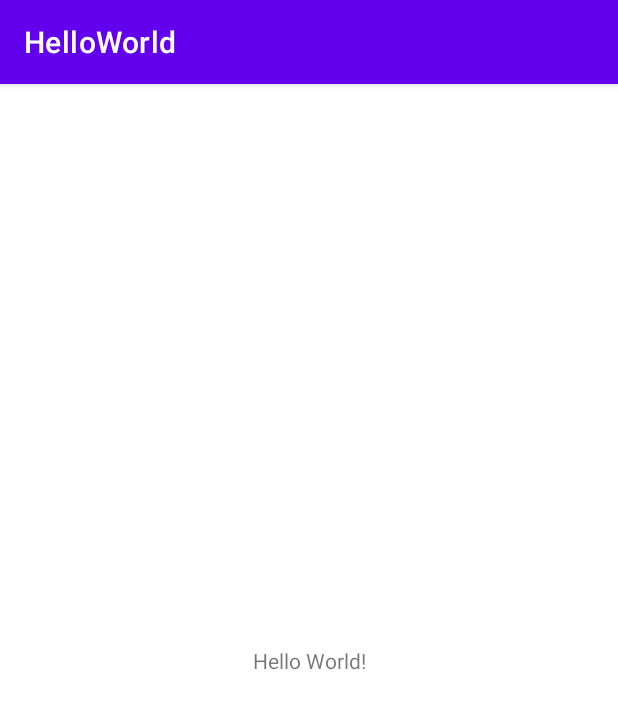
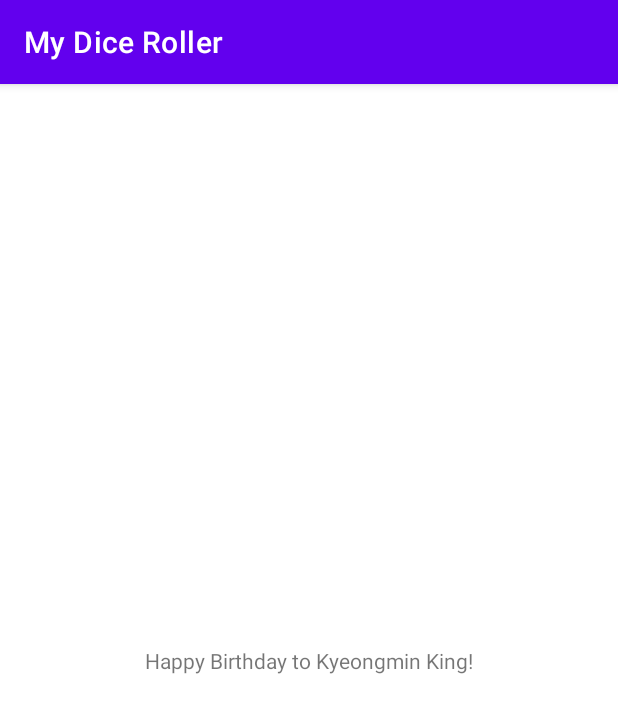
Before and after one commit to kyeongmin-log/HelloWorld-Android, an Android app: the screen it shows after launch (MainActivity), on a phone screen of 412 x 824 dp. Shown: the top 713 px of the screen. Run offline under Robolectric (Android 15) with nearby library versions, the phone set to English and light mode, and no system bars.

```diff
--- a/app/build.gradle
+++ b/app/build.gradle
@@ -8,7 +8,7 @@ android {
 
     defaultConfig {
         applicationId "com.example.helloworld"
-        minSdk 30
+        minSdk 29
         targetSdk 31
         versionCode 1
         versionName "1.0"
--- a/app/src/main/res/layout/activity_main.xml
+++ b/app/src/main/res/layout/activity_main.xml
@@ -9,7 +9,7 @@
     <TextView
         android:layout_width="wrap_content"
         android:layout_height="wrap_content"
-        android:text="Hello World!"
+        android:text="Happy Birthday to Kyeongmin King!"
         app:layout_constraintBottom_toBottomOf="parent"
         app:layout_constraintLeft_toLeftOf="parent"
         app:layout_constraintRight_toRightOf="parent"
--- a/app/src/main/res/values/strings.xml
+++ b/app/src/main/res/values/strings.xml
@@ -1,3 +1,3 @@
 <resources>
-    <string name="app_name">HelloWorld</string>
+    <string name="app_name">My Dice Roller</string>
 </resources>
```
Also changed, not shown: 6 other files.
